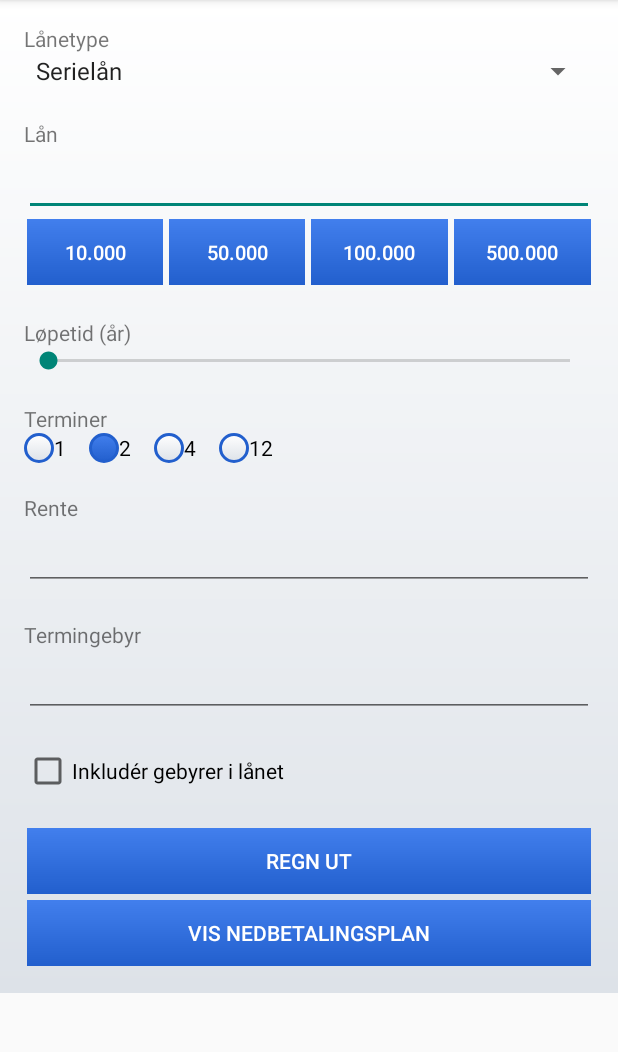
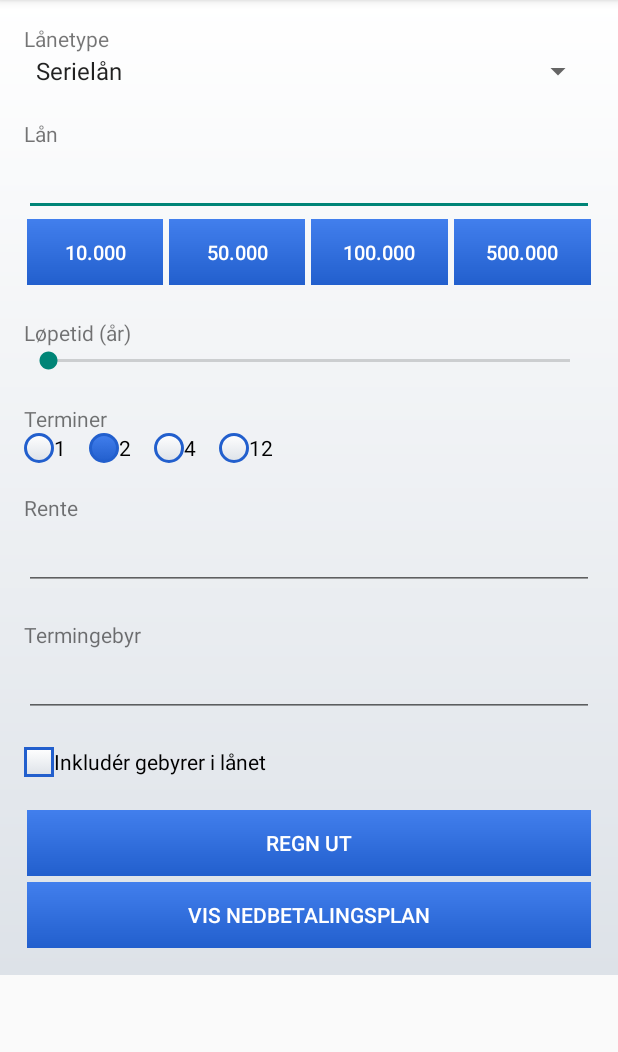
Before and after one commit to HiT-SyntaxError/Laanekalkulator, an Android app: the screen it shows after launch (MainActivity), on a phone screen of 412 x 824 dp, the part 84-1136 px from its top. Run offline under Robolectric (Android 15) with nearby library versions, the phone set to English and light mode, and no system bars.

Commit message:
Legg til egne checkboxer

```diff
--- /dev/null
+++ b/app/src/main/res/drawable/checkbox_selected.xml
@@ -0,0 +1,11 @@
+<?xml version="1.0" encoding="utf-8"?>
+<shape
+    xmlns:android="http://schemas.android.com/apk/res/android"
+    android:shape="rectangle">
+    <size android:width="20dp" android:height="20dp" />
+    <stroke android:width="2dp" android:color="@color/bluedark" />
+    <gradient
+        android:startColor="@color/bluelight"
+        android:endColor="@color/bluedark"
+        android:angle="-90" />
+</shape>
--- /dev/null
+++ b/app/src/main/res/drawable/checkbox_selector.xml
@@ -0,0 +1,4 @@
+<selector xmlns:android="http://schemas.android.com/apk/res/android">
+    <item android:state_checked="true" android:drawable="@drawable/checkbox_selected" />
+    <item android:drawable="@drawable/checkbox_unselected" />
+</selector>
--- /dev/null
+++ b/app/src/main/res/drawable/checkbox_unselected.xml
@@ -0,0 +1,11 @@
+<?xml version="1.0" encoding="utf-8"?>
+<shape
+    xmlns:android="http://schemas.android.com/apk/res/android"
+    android:shape="rectangle">
+    <size android:width="20dp" android:height="20dp" />
+    <stroke android:width="2dp" android:color="@color/bluedark" />
+    <gradient
+        android:startColor="@color/white"
+        android:endColor="@color/backgrounddark"
+        android:angle="-90" />
+</shape>
--- a/app/src/main/res/layout/activity_main.xml
+++ b/app/src/main/res/layout/activity_main.xml
@@ -192,7 +192,9 @@
             android:layout_width="match_parent"
             android:layout_height="wrap_content"
             android:layout_marginBottom="20dp"
-            android:text="Inkludér gebyrer i lånet"></CheckBox>
+            android:text="Inkludér gebyrer i lånet"
+            android:checked="false"
+            android:button="@drawable/checkbox_selector"></CheckBox>
 
         <Button
             android:id="@+id/buttonRegnUt"
```
